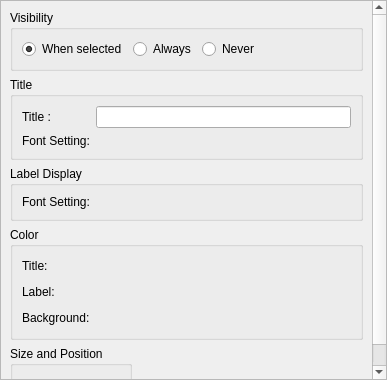
Qt form libs/guicore/scalarstocolors/colormapenumeratelegendsettingeditwidget.ui (i-RIC/prepost-gui) before a commit.
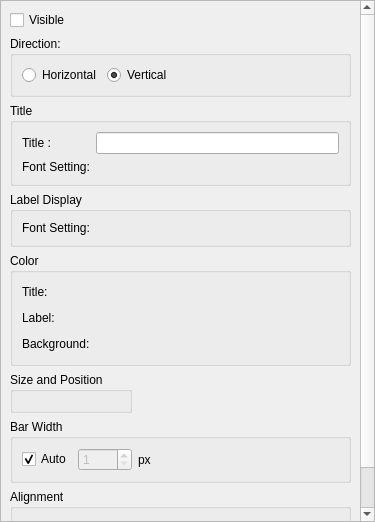
The same form after that commit. Custom widgets are drawn as their Qt base class.

Diff of the .ui file:
```diff
--- a/libs/guicore/scalarstocolors/colormapenumeratelegendsettingeditwidget.ui
+++ b/libs/guicore/scalarstocolors/colormapenumeratelegendsettingeditwidget.ui
@@ -6,8 +6,8 @@
    <rect>
     <x>0</x>
     <y>0</y>
-    <width>387</width>
-    <height>380</height>
+    <width>375</width>
+    <height>522</height>
    </rect>
   </property>
   <property name="windowTitle">
@@ -36,21 +36,35 @@
        <rect>
         <x>0</x>
         <y>0</y>
-        <width>385</width>
-        <height>378</height>
+        <width>373</width>
+        <height>520</height>
        </rect>
       </property>
-      <layout class="QVBoxLayout" name="verticalLayout" stretch="0,0,0,0,0,1">
+      <layout class="QVBoxLayout" name="verticalLayout" stretch="0,0,0,0,0,0,0,0,1">
        <item>
-        <widget class="QGroupBox" name="visibilityGroupBox">
+        <widget class="QCheckBox" name="visibleCheckBox">
+         <property name="text">
+          <string>Visible</string>
+         </property>
+        </widget>
+       </item>
+       <item>
+        <widget class="QGroupBox" name="directionGroupBox">
          <property name="title">
-          <string>Visibility</string>
+          <string>Direction:</string>
          </property>
-         <layout class="QHBoxLayout" name="horizontalLayout">
+         <layout class="QHBoxLayout" name="horizontalLayout_7">
           <item>
-           <widget class="QRadioButton" name="visibilityWhenSelectedRadioButton">
+           <widget class="QRadioButton" name="horizontalRadioButton">
             <property name="text">
-             <string>When selected</string>
+             <string>Horizontal</string>
+            </property>
+           </widget>
+          </item>
+          <item>
+           <widget class="QRadioButton" name="verticalRadioButton">
+            <property name="text">
+             <string>Vertical</string>
             </property>
             <property name="checked">
              <bool>true</bool>
@@ -58,27 +72,13 @@
            </widget>
           </item>
           <item>
-           <widget class="QRadioButton" name="visibilityAlwaysRadioButton">
-            <property name="text">
-             <string>Always</string>
-            </property>
-           </widget>
-          </item>
-          <item>
-           <widget class="QRadioButton" name="visibilityNeverRadioButton">
-            <property name="text">
-             <string>Never</string>
-            </property>
-           </widget>
-          </item>
-          <item>
-           <spacer name="horizontalSpacer">
+           <spacer name="horizontalSpacer_7">
             <property name="orientation">
              <enum>Qt::Horizontal</enum>
             </property>
             <property name="sizeHint" stdset="0">
              <size>
-              <width>85</width>
+              <width>113</width>
               <height>20</height>
              </size>
             </property>
@@ -273,6 +273,104 @@
          </item>
         </layout>
        </item>
+       <item>
+        <widget class="QGroupBox" name="barWidthGroupBox">
+         <property name="title">
+          <string>Bar Width</string>
+         </property>
+         <layout class="QHBoxLayout" name="horizontalLayout">
+          <item>
+           <widget class="QCheckBox" name="barWidthAutoCheckBox">
+            <property name="text">
+             <string>Auto</string>
+            </property>
+            <property name="checked">
+             <bool>true</bool>
+            </property>
+           </widget>
+          </item>
+          <item>
+           <widget class="QSpinBox" name="barWidthSpinBox">
+            <property name="enabled">
+             <bool>false</bool>
+            </property>
+            <property name="minimum">
+             <number>1</number>
+            </property>
+            <property name="maximum">
+             <number>9999</number>
+            </property>
+           </widget>
+          </item>
+          <item>
+           <widget class="QLabel" name="barWidthUnitLabel">
+            <property name="text">
+             <string>px</string>
+            </property>
+           </widget>
+          </item>
+          <item>
+           <spacer name="horizontalSpacer">
+            <property name="orientation">
+             <enum>Qt::Horizontal</enum>
+            </property>
+            <property name="sizeHint" stdset="0">
+             <size>
+              <width>283</width>
+              <height>20</height>
+             </size>
+            </property>
+           </spacer>
+          </item>
+         </layout>
+        </widget>
+       </item>
+       <item>
+        <widget class="QGroupBox" name="alignmentGroupBox">
+         <property name="title">
+          <string>Alignment</string>
+         </property>
+         <layout class="QHBoxLayout" name="horizontalLayout_8">
+          <item>
+           <widget class="QRadioButton" name="leftRadioButton">
+            <property name="text">
+             <string>Left</string>
+            </property>
+            <property name="checked">
+             <bool>true</bool>
+            </property>
+           </widget>
+          </item>
+          <item>
+           <widget class="QRadioButton" name="centerRadioButton">
+            <property name="text">
+             <string>Center</string>
+            </property>
+           </widget>
+          </item>
+          <item>
+           <widget class="QRadioButton" name="rightRadioButton">
+            <property name="text">
+             <string>Right</string>
+            </property>
+           </widget>
+          </item>
+          <item>
+           <spacer name="horizontalSpacer_8">
+            <property name="orientation">
+             <enum>Qt::Horizontal</enum>
+            </property>
+            <property name="sizeHint" stdset="0">
+             <size>
+              <width>238</width>
+              <height>20</height>
+             </size>
+            </property>
+           </spacer>
+          </item>
+         </layout>
+        </widget>
+       </item>
        <item>
         <spacer name="verticalSpacer">
          <property name="orientation">
```
Left out of the diff: 35 changed lines with no effect on the pictures.
